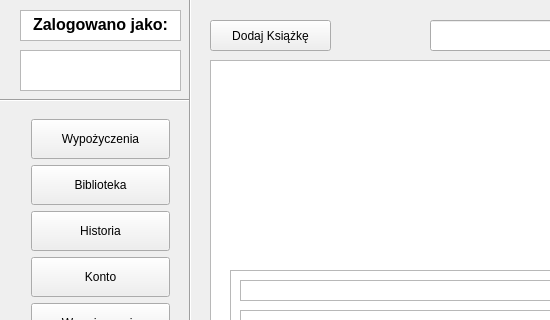
The window that QtWidgetsApplication1/MainWindow.ui (DemolizerTNT/CppLibraryStudentProject) describes before a commit, drawn with Qt 5; both pictures show x 0 to 550 and y 0 to 320 of the 749 by 438 pixel window.
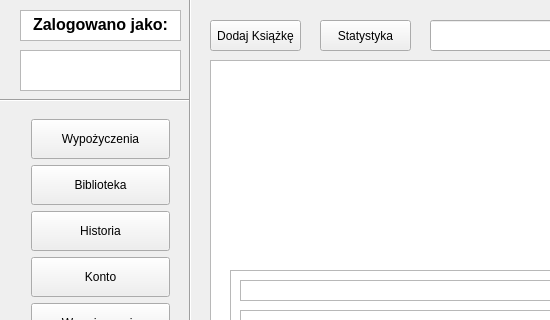
The same window after the commit. The open tabs and pages were chosen to show the change.

The edit to the form file:
```diff
--- a/QtWidgetsApplication1/MainWindow.ui
+++ b/QtWidgetsApplication1/MainWindow.ui
@@ -469,7 +469,7 @@
        <rect>
         <x>0</x>
         <y>0</y>
-        <width>121</width>
+        <width>91</width>
         <height>31</height>
        </rect>
       </property>
@@ -588,6 +588,19 @@
        <string/>
       </property>
      </widget>
+     <widget class="QPushButton" name="booksStatistics">
+      <property name="geometry">
+       <rect>
+        <x>110</x>
+        <y>0</y>
+        <width>91</width>
+        <height>31</height>
+       </rect>
+      </property>
+      <property name="text">
+       <string>Statystyka</string>
+      </property>
+     </widget>
     </widget>
     <widget class="QWidget" name="userData">
      <widget class="QTextBrowser" name="textBrowser_22">
```
Left out of the diff: 10 changed lines with no effect on the pictures.
